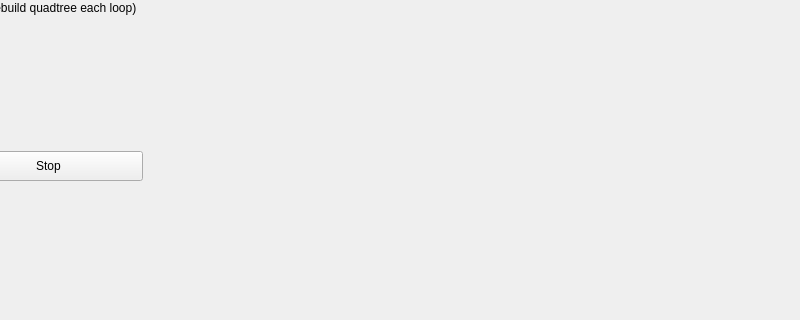
HugoTLR/Algorithm, file Uis/tab_quadratic.ui: the form before one commit; both pictures show x 253 to 1053 and y 228 to 548 of the 1053 by 548 pixel window.
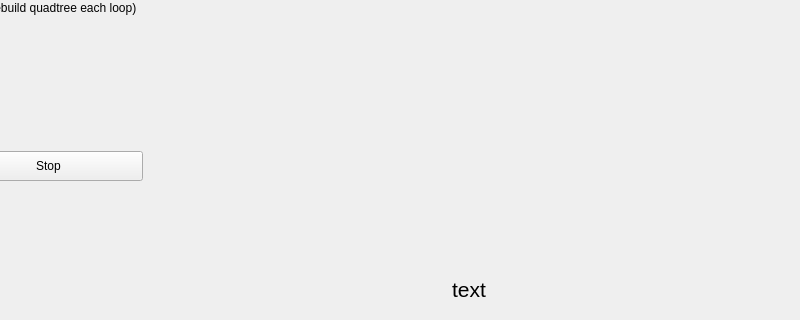
The form after the commit.

Commit message: Integrating quadstruct visualization and collisionCheck with nested for loop to compare with quadratic check

```diff
--- a/Uis/tab_quadratic.ui
+++ b/Uis/tab_quadratic.ui
@@ -203,6 +203,33 @@
          </property>
         </widget>
        </item>
+       <item>
+        <widget class="QLabel" name="lbl_fps">
+         <property name="sizePolicy">
+          <sizepolicy hsizetype="MinimumExpanding" vsizetype="MinimumExpanding">
+           <horstretch>0</horstretch>
+           <verstretch>0</verstretch>
+          </sizepolicy>
+         </property>
+         <property name="maximumSize">
+          <size>
+           <width>16777214</width>
+           <height>50</height>
+          </size>
+         </property>
+         <property name="font">
+          <font>
+           <pointsize>16</pointsize>
+          </font>
+         </property>
+         <property name="text">
+          <string>text</string>
+         </property>
+         <property name="alignment">
+          <set>Qt::AlignCenter</set>
+         </property>
+        </widget>
+       </item>
       </layout>
      </item>
     </layout>
```
Left out of the diff: 38 changed lines with no effect on the pictures. The commit also changes 4 other files.
